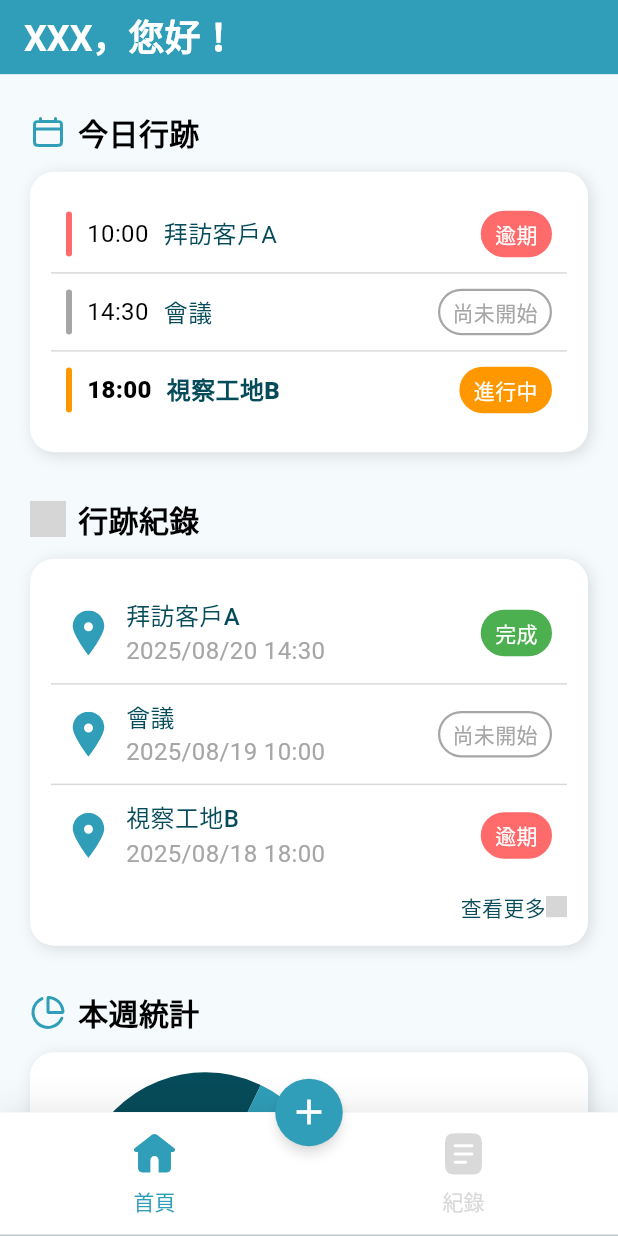
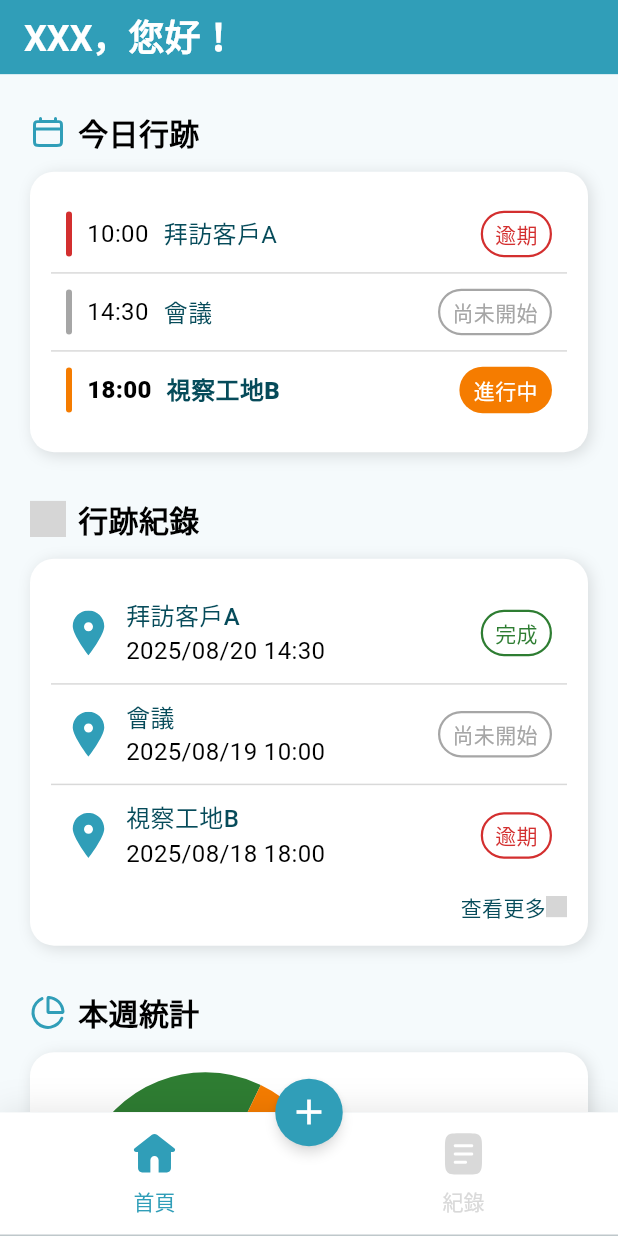
Before and after one commit to HsuPenny/flutter_schedule, a Flutter app: the screen it shows after launch, on a phone screen of 412 x 824 dp. Run offline on Flutter 3.47's test engine with Material 3 defaults, Android fonts, the light colour scheme and no system bars; drawn by our look-alikes of fl_chart; our stand-ins replace flutter_svg, get; grey boxes are pictures that could not be loaded.

Commit message:
style: update semantic colors and refine status tag styling

```diff
--- a/lib/my_color.dart
+++ b/lib/my_color.dart
@@ -6,9 +6,9 @@ class MyColor {
   static const Color lightGrey = Color(0xFFD9D9D9);
   static const Color darkGrey = Color(0xFFA6A6A6);
   static const Color white = Color(0xFFFFFFFF);
-  static const Color coralPink = Color(0xFFFF6B6B);
-  static const Color green = Color(0xFF4CAF50);
-  static const Color orange = Color(0xFFFF9800);
+  static const Color red = Color(0xFFD32F2F);
+  static const Color green = Color(0xFF2E7D32);
+  static const Color orange = Color(0xFFF57C00);
   static const Color yellow = Color(0xFFFFD54F);
   static const Color black = Color(0xFF000000);
 
--- a/lib/my_text_style.dart
+++ b/lib/my_text_style.dart
@@ -18,7 +18,7 @@ class MyTextStyle {
     return TextStyle(color: MyColor.white, fontSize: fontSize, fontWeight: fontWeight);
   }
   static TextStyle coralPink(double fontSize, {FontWeight fontWeight = FontWeight.w400}) {
-    return TextStyle(color: MyColor.coralPink, fontSize: fontSize, fontWeight: fontWeight);
+    return TextStyle(color: MyColor.red, fontSize: fontSize, fontWeight: fontWeight);
   }
   static TextStyle yellow(double fontSize, {FontWeight fontWeight = FontWeight.w400}) {
     return TextStyle(color: MyColor.yellow, fontSize: fontSize, fontWeight: fontWeight);
--- a/lib/pages/home/home_page.dart
+++ b/lib/pages/home/home_page.dart
@@ -328,13 +328,13 @@ class _HomePageState extends State<HomePage> {
             crossAxisAlignment: CrossAxisAlignment.start,
             mainAxisAlignment: MainAxisAlignment.center,
             children: [
-              buildColorTag(color: MyColor.darkAqua, tag: '完成'),
+              buildColorTag(color: MyColor.green, tag: '完成'),
               const SizedBox(height: 8),
-              buildColorTag(color: MyColor.aqua, tag: '進行中'),
+              buildColorTag(color: MyColor.orange, tag: '進行中'),
               const SizedBox(height: 8),
               buildColorTag(color: MyColor.lightGrey, tag: '尚未開始'),
               const SizedBox(height: 8),
-              buildColorTag(color: MyColor.coralPink, tag: '逾期'),
+              buildColorTag(color: MyColor.red, tag: '逾期'),
             ],
           )
         ],
@@ -349,7 +349,7 @@ class _HomePageState extends State<HomePage> {
           case 0: //完成
             return PieChartSectionData(
               value: 12,
-              color: MyColor.darkAqua,
+              color: MyColor.green,
               radius: radius,
               title: isTouched ? '12' : '',
               titleStyle: MyTextStyle.white(14)
@@ -357,7 +357,7 @@ class _HomePageState extends State<HomePage> {
           case 1: //進行中
             return PieChartSectionData(
               value: 3,
-              color: MyColor.aqua,
+              color: MyColor.orange,
               radius: radius,
               title: isTouched ? '3' : '',
               titleStyle: MyTextStyle.white(14)
@@ -373,7 +373,7 @@ class _HomePageState extends State<HomePage> {
           case 3: //逾期
             return PieChartSectionData(
               value: 1,
-              color: MyColor.coralPink,
+              color: MyColor.red,
               radius: radius,
               title: isTouched ? '1' : '',
               titleStyle: MyTextStyle.white(14)
--- a/lib/pages/home/home_today_list_widget.dart
+++ b/lib/pages/home/home_today_list_widget.dart
@@ -20,7 +20,7 @@ class HomeTodayListWidget extends StatelessWidget {
         color = MyColor.orange;
         break;
       case 2: //逾期
-        color = MyColor.coralPink;
+        color = MyColor.red;
         break;
       case 3: //完成
         color = MyColor.green;
--- a/lib/share/record_list_widget.dart
+++ b/lib/share/record_list_widget.dart
@@ -33,7 +33,7 @@ class RecordListWidget extends StatelessWidget {
                   if (item.time != null)
                     Text(
                       item.time!,
-                      style: MyTextStyle.darkGrey(16),
+                      style: MyTextStyle.black(16),
                     ),
                 ],
               )
--- a/lib/share/status_tag.dart
+++ b/lib/share/status_tag.dart
@@ -10,23 +10,25 @@ class StatusTag extends StatelessWidget {
 
   @override
   Widget build(BuildContext context) {
-    Color bgColor;
-    Color bdColor = Colors.transparent;
+    Color bgColor = Colors.transparent;
+    Color bdColor;
     Color txtColor = MyColor.white;
     String text;
     if (item.status == 0) { //未開始
-      bgColor = Colors.transparent;
       bdColor = MyColor.darkGrey;
       txtColor = MyColor.darkGrey;
       text = '尚未開始';
     } else if (item.status == 1) { //進行中
       bgColor = MyColor.orange;
+      bdColor = Colors.transparent;
       text = '進行中';
     } else if (item.status == 2) { //逾期
-      bgColor = MyColor.coralPink;
+      bdColor = MyColor.red;
+      txtColor = MyColor.red;
       text = '逾期';
     } else { //完成
-      bgColor = MyColor.green;
+      bdColor = MyColor.green;
+      txtColor = MyColor.green;
       text = '完成';
     }
     return Container(
```
